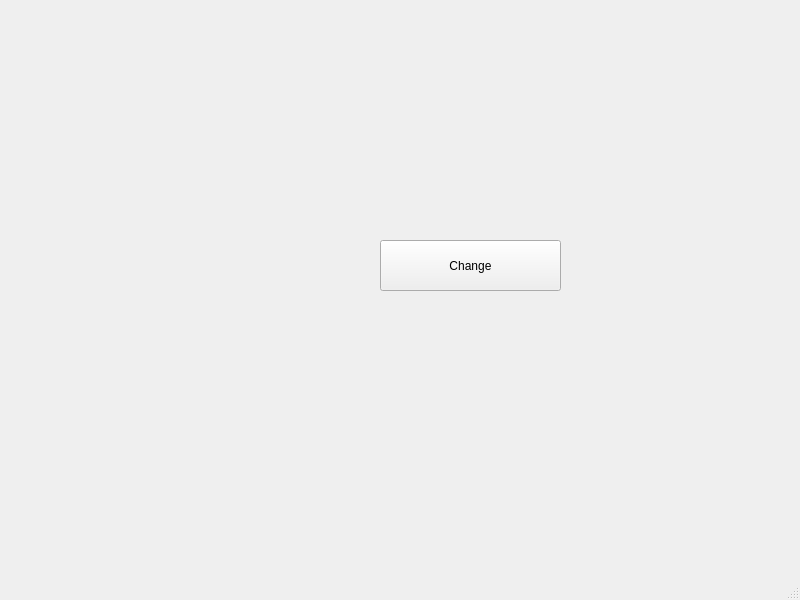
First picture: the form in ListViewTest/mainwindow.ui, repository wx984490083/ListView, before the edit.
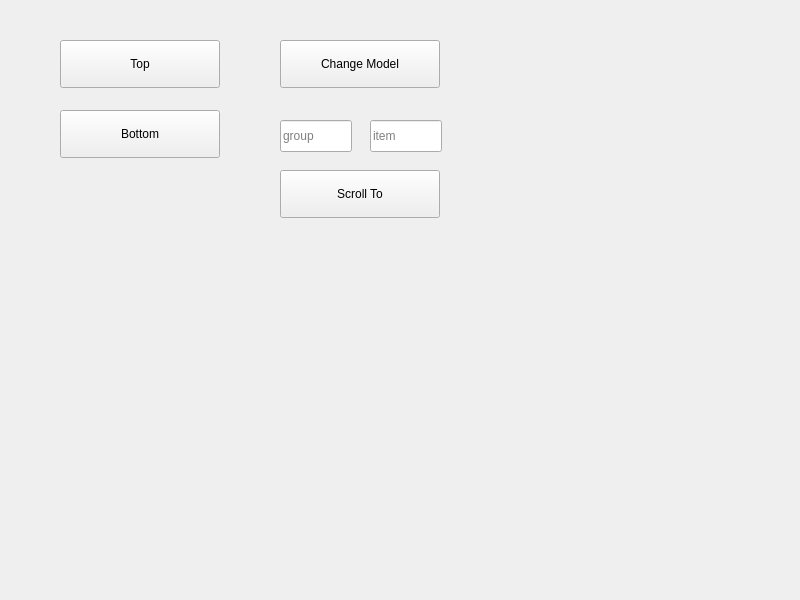
Second picture: the form after the edit.

```diff
--- a/ListViewTest/mainwindow.ui
+++ b/ListViewTest/mainwindow.ui
@@ -17,28 +17,118 @@
    <widget class="QPushButton" name="pushButton">
     <property name="geometry">
      <rect>
-      <x>380</x>
-      <y>240</y>
-      <width>181</width>
-      <height>51</height>
+      <x>280</x>
+      <y>40</y>
+      <width>160</width>
+      <height>48</height>
      </rect>
     </property>
+    <property name="sizePolicy">
+     <sizepolicy hsizetype="Fixed" vsizetype="Fixed">
+      <horstretch>0</horstretch>
+      <verstretch>0</verstretch>
+     </sizepolicy>
+    </property>
     <property name="text">
-     <string>Change</string>
+     <string>Change Model</string>
     </property>
    </widget>
+   <widget class="QPushButton" name="btnTop">
+    <property name="geometry">
+     <rect>
+      <x>60</x>
+      <y>40</y>
+      <width>160</width>
+      <height>48</height>
+     </rect>
+    </property>
+    <property name="sizePolicy">
+     <sizepolicy hsizetype="Fixed" vsizetype="Fixed">
+      <horstretch>0</horstretch>
+      <verstretch>0</verstretch>
+     </sizepolicy>
+    </property>
+    <property name="text">
+     <string>Top</string>
+    </property>
+   </widget>
+   <widget class="QPushButton" name="btnBottom">
+    <property name="geometry">
+     <rect>
+      <x>60</x>
+      <y>110</y>
+      <width>160</width>
+      <height>48</height>
+     </rect>
+    </property>
+    <property name="sizePolicy">
+     <sizepolicy hsizetype="Fixed" vsizetype="Fixed">
+      <horstretch>0</horstretch>
+      <verstretch>0</verstretch>
+     </sizepolicy>
+    </property>
+    <property name="text">
+     <string>Bottom</string>
+    </property>
+   </widget>
+   <widget class="QPushButton" name="btnScrollTo">
+    <property name="geometry">
+     <rect>
+      <x>280</x>
+      <y>170</y>
+      <width>160</width>
+      <height>48</height>
+     </rect>
+    </property>
+    <property name="sizePolicy">
+     <sizepolicy hsizetype="Fixed" vsizetype="Fixed">
+      <horstretch>0</horstretch>
+      <verstretch>0</verstretch>
+     </sizepolicy>
+    </property>
+    <property name="text">
+     <string>Scroll To</string>
+    </property>
+   </widget>
+   <widget class="QLineEdit" name="editGroup">
+    <property name="geometry">
+     <rect>
+      <x>280</x>
+      <y>120</y>
+      <width>72</width>
+      <height>32</height>
+     </rect>
+    </property>
+    <property name="sizePolicy">
+     <sizepolicy hsizetype="Fixed" vsizetype="Fixed">
+      <horstretch>0</horstretch>
+      <verstretch>0</verstretch>
+     </sizepolicy>
+    </property>
+    <property name="placeholderText">
+     <string>group</string>
+    </property>
+   </widget>
+   <widget class="QLineEdit" name="editItem">
+    <property name="geometry">
+     <rect>
+      <x>370</x>
+      <y>120</y>
+      <width>72</width>
+      <height>32</height>
+     </rect>
+    </property>
+    <property name="sizePolicy">
+     <sizepolicy hsizetype="Fixed" vsizetype="Fixed">
+      <horstretch>0</horstretch>
+      <verstretch>0</verstretch>
+     </sizepolicy>
+    </property>
+    <property name="placeholderText">
+     <string>item</string>
+    </property>
+   </widget>
   </widget>
-  <widget class="QMenuBar" name="menubar">
-   <property name="geometry">
-    <rect>
-     <x>0</x>
-     <y>0</y>
-     <width>800</width>
-     <height>23</height>
-    </rect>
-   </property>
-  </widget>
-  <widget class="QStatusBar" name="statusbar"/>
  </widget>
  <resources/>
  <connections/>
```
